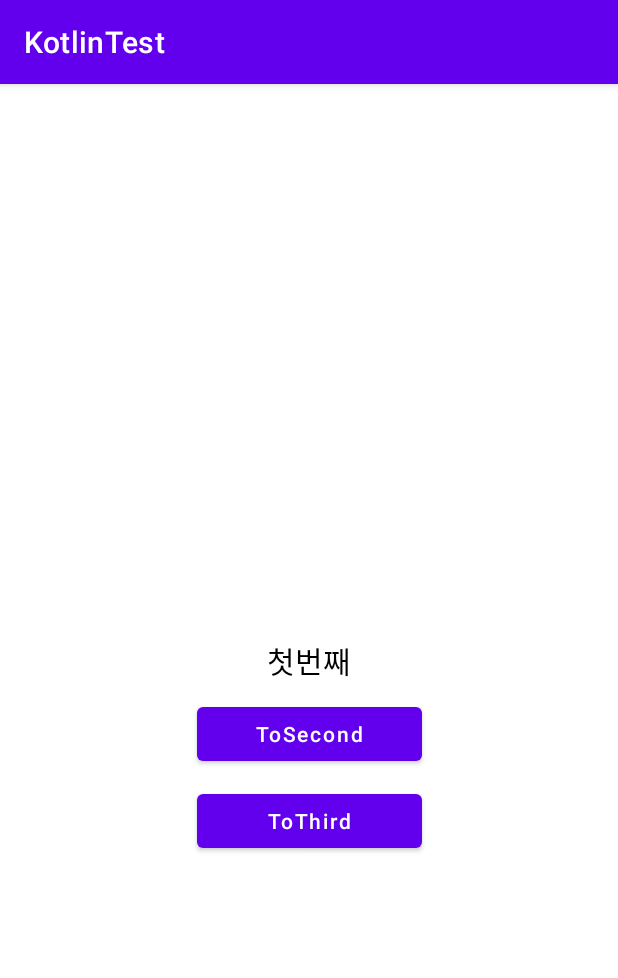
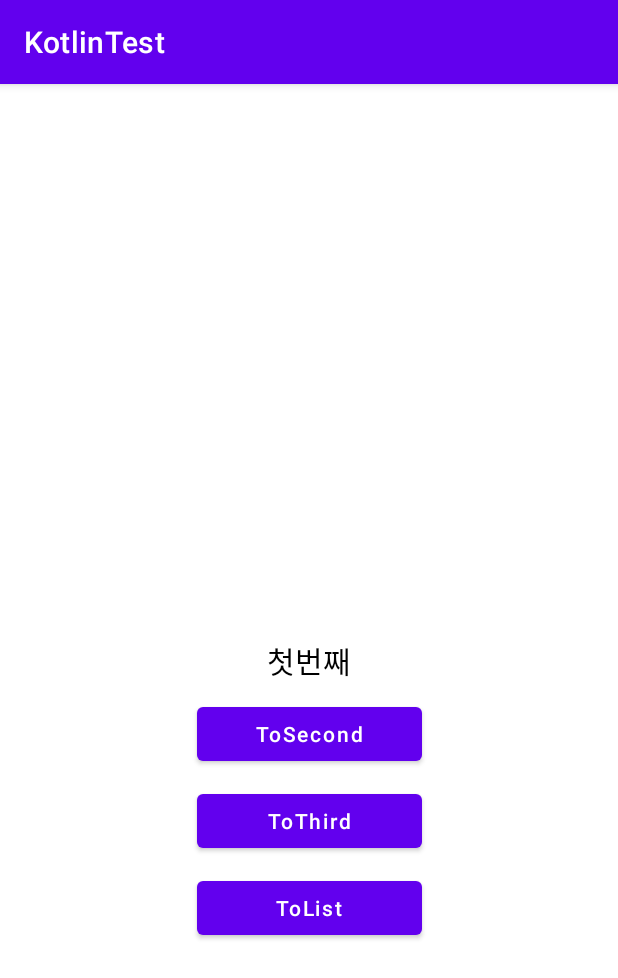
Before and after one commit to daejong-yoo/KotlinTemplate, an Android app: the FirstFragment screen opened directly, with no data from a screen before it, on a phone screen of 412 x 824 dp. Shown: the top 978 px of the screen. Run offline under Robolectric (Android 15) with nearby library versions, the phone set to English and light mode, and no system bars; our stand-ins replace data binding; pictures from the network do not load.

```diff
--- /dev/null
+++ b/app/src/main/java/com/example/kotlintest/common/OnItemClickListener.kt
@@ -0,0 +1,5 @@
+package com.example.kotlintest.common
+
+interface OnItemClickListener {
+    fun onItemClick(position: Int, item: Any)
+}
--- a/app/src/main/java/com/example/kotlintest/network/model/CustomList.kt
+++ b/app/src/main/java/com/example/kotlintest/network/model/singlePhoto/CustomList.kt
@@ -1,4 +1,4 @@
-package com.example.kotlintest.network.model
+package com.example.kotlintest.network.model.singlePhoto
 
 class CustomList {
     var imageUrl: String? = null
--- a/app/src/main/java/com/example/kotlintest/network/model/Data.kt
+++ b/app/src/main/java/com/example/kotlintest/network/model/singlePhoto/Data.kt
@@ -1,4 +1,4 @@
-package com.example.kotlintest.network.model
+package com.example.kotlintest.network.model.singlePhoto
 
 class Data {
     var mainTitle: String? = null
--- a/app/src/main/java/com/example/kotlintest/ui/fragment/FirstFragment.kt
+++ b/app/src/main/java/com/example/kotlintest/ui/fragment/FirstFragment.kt
@@ -3,16 +3,21 @@ package com.example.kotlintest.ui.fragment
 import com.example.kotlintest.R
 import com.example.kotlintest.base.BaseFragment
 import com.example.kotlintest.databinding.FragmentFirstBinding
+import com.example.kotlintest.extension.setOnSingleClickListener
 
 class FirstFragment : BaseFragment<FragmentFirstBinding>(R.layout.fragment_first) {
 
     override fun init() {
-        binding.btnToSecond.setOnClickListener {
+        binding.btnToSecond.setOnSingleClickListener {
             navController.navigate(R.id.action_to_second_fragment)
         }
 
-        binding.btnToThird.setOnClickListener {
+        binding.btnToThird.setOnSingleClickListener {
             navController.navigate(R.id.action_to_third_fragment)
+        }
+
+        binding.btnToList.setOnSingleClickListener {
+            navController.navigate(R.id.action_to_list_fragment)
         }
     }
 
--- a/app/src/main/res/layout/fragment_first.xml
+++ b/app/src/main/res/layout/fragment_first.xml
@@ -39,5 +39,16 @@
             app:layout_constraintRight_toRightOf="@+id/tv_first"
             app:layout_constraintTop_toBottomOf="@+id/btn_to_second" />
 
+        <Button
+            android:id="@+id/btn_to_list"
+            android:layout_width="150dp"
+            android:layout_height="wrap_content"
+            android:layout_marginTop="10dp"
+            android:text="ToList"
+            android:textAllCaps="false"
+            app:layout_constraintLeft_toLeftOf="@+id/tv_first"
+            app:layout_constraintRight_toRightOf="@+id/tv_first"
+            app:layout_constraintTop_toBottomOf="@+id/btn_to_third" />
+
     </androidx.constraintlayout.widget.ConstraintLayout>
 </layout>
--- a/app/src/main/res/navigation/nav_host.xml
+++ b/app/src/main/res/navigation/nav_host.xml
@@ -16,17 +16,25 @@
         <action
             android:id="@+id/action_to_third_fragment"
             app:destination="@+id/third" />
+
+        <action
+            android:id="@+id/action_to_list_fragment"
+            app:destination="@+id/list_fragment" />
     </fragment>
 
     <fragment
         android:id="@+id/second"
         android:name="com.example.kotlintest.ui.fragment.SecondFragment"
-        tools:layout="@layout/fragment_second"></fragment>
+        tools:layout="@layout/fragment_second" />
 
     <fragment
         android:id="@+id/third"
         android:name="com.example.kotlintest.ui.fragment.ThirdFragment"
-        tools:layout="@layout/fragment_third">
+        tools:layout="@layout/fragment_third" />
 
-    </fragment>
+    <fragment
+        android:id="@+id/list_fragment"
+        android:name="com.example.kotlintest.ui.fragment.ListFragment"
+        tools:layout="@layout/fragment_list" />
+
 </navigation>
```
Also changed, not shown: app/src/main/java/com/example/kotlintest/base/BaseAdapter.kt (added, +93 -0 lines), app/src/main/java/com/example/kotlintest/base/BaseModel.kt (added, +8 -0 lines), app/src/main/java/com/example/kotlintest/network/model/RetrofitModel.kt (deleted, +0 -9 lines), app/src/main/java/com/example/kotlintest/network/model/listphoto/ListPhotoModel.kt (added, +38 -0 lines), app/src/main/java/com/example/kotlintest/network/model/singlePhoto/SinglePhotoModel.kt (added, +8 -0 lines), app/src/main/java/com/example/kotlintest/network/retrofit/ApiManager.kt (+8 -3 lines), app/src/main/java/com/example/kotlintest/network/retrofit/RetrofitApiService.kt (+6 -2 lines), app/src/main/java/com/example/kotlintest/ui/activity/MainActivity.kt (+6 -6 lines), app/src/main/java/com/example/kotlintest/ui/adapter/ListPhotoAdapter.kt (added, +10 -0 lines), app/src/main/java/com/example/kotlintest/ui/fragment/ListFragment.kt (added, +77 -0 lines), app/src/main/java/com/example/kotlintest/viewmodel/ListPhotoViewModel.kt (added, +16 -0 lines), app/src/main/res/layout/fragment_list.xml (added, +19 -0 lines), app/src/main/res/layout/item_photo_list.xml (added, +36 -0 lines).
